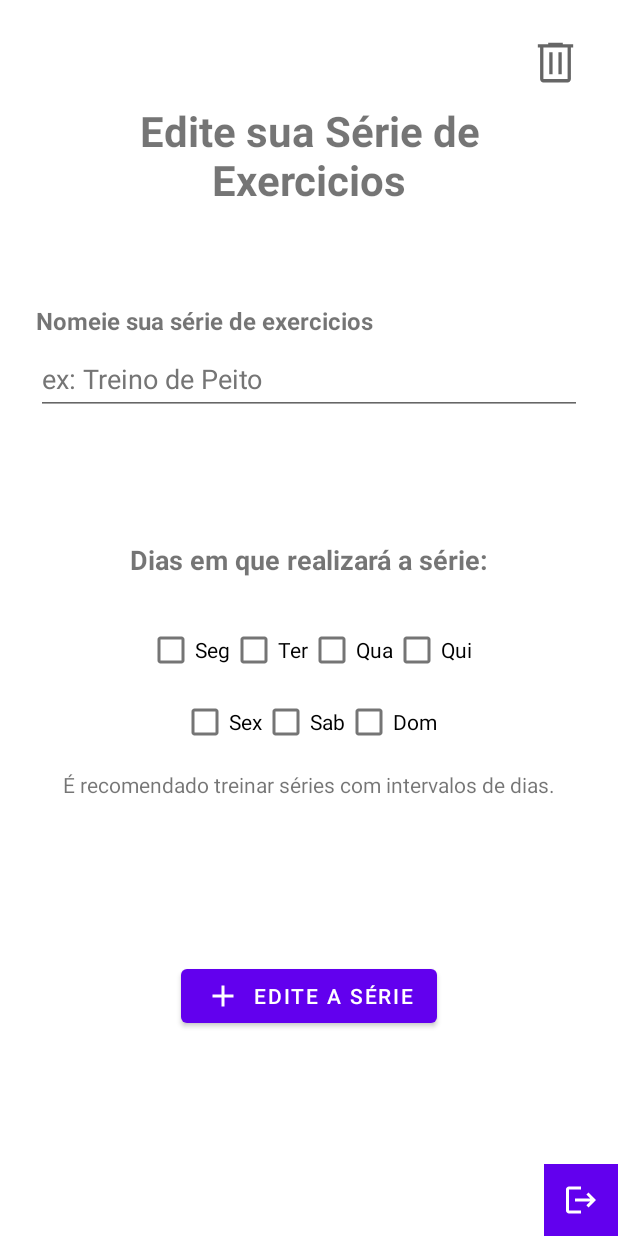
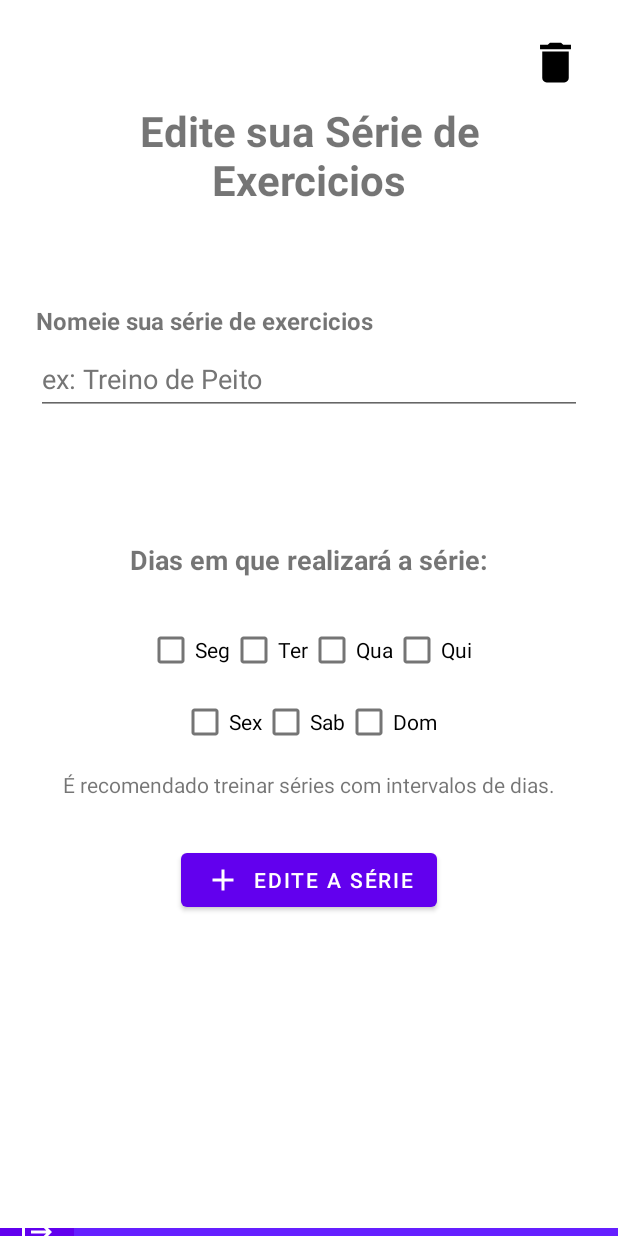
Before and after one commit to VicktorMS/gym_notes, an Android app: the EditDeleteSerieFragment screen opened through its navigation route, on a phone screen of 412 x 824 dp. Run offline under Robolectric (Android 15) with nearby library versions, the phone set to English and light mode, and no system bars; our stand-ins replace AdMob, Firebase (no records; nobody signed in at launch, a user with empty details on screens opened directly).

Commit message:
Serie Edit e Delete, Banner e Layouts corrigidos

```diff
--- a/app/build.gradle
+++ b/app/build.gradle
@@ -55,6 +55,7 @@ dependencies {
     implementation 'androidx.lifecycle:lifecycle-livedata-ktx:2.5.1'
     implementation 'androidx.lifecycle:lifecycle-viewmodel-ktx:2.5.1'
     implementation 'com.google.android.gms:play-services-ads-lite:21.3.0'
+    implementation 'com.google.android.gms:play-services-ads:21.3.0'
     testImplementation 'junit:junit:4.13.2'
     androidTestImplementation 'androidx.test.ext:junit:1.1.3'
     androidTestImplementation 'androidx.test.espresso:espresso-core:3.4.0'
--- a/app/src/main/java/br/edu/infnet/myapplication/ui/home/EditDeleteSerieFragment.kt
+++ b/app/src/main/java/br/edu/infnet/myapplication/ui/home/EditDeleteSerieFragment.kt
@@ -5,17 +5,124 @@ import androidx.fragment.app.Fragment
 import android.view.LayoutInflater
 import android.view.View
 import android.view.ViewGroup
+import androidx.fragment.app.activityViewModels
 import br.edu.infnet.myapplication.R
+import br.edu.infnet.myapplication.data.models.Serie
+import br.edu.infnet.myapplication.databinding.FragmentEditDeleteSerieBinding
+import br.edu.infnet.myapplication.ui.home.viewmodel.HomeSerieViewModel
+import br.edu.infnet.myapplication.utils.getTextInput
+import br.edu.infnet.myapplication.utils.nav
+import br.edu.infnet.myapplication.utils.navUp
 
 class EditDeleteSerieFragment : Fragment() {
 
 
+    val viewModel: HomeSerieViewModel by activityViewModels()
+
+    private var _binding: FragmentEditDeleteSerieBinding? = null
+    // This property is only valid between onCreateView and
+    // onDestroyView.
+    private val binding get() = _binding!!
+
     override fun onCreateView(
-        inflater: LayoutInflater, container: ViewGroup?,
+        inflater: LayoutInflater,
+        container: ViewGroup?,
         savedInstanceState: Bundle?
     ): View? {
-        // Inflate the layout for this fragment
-        return inflater.inflate(R.layout.fragment_edit_delete_serie, container, false)
+        _binding = FragmentEditDeleteSerieBinding.inflate(inflater, container, false)
+        val view = binding.root
+        setup()
+
+        return view
     }
 
+    private fun setup() {
+        setupObservers()
+        setOnClickListeners()
+    }
+
+    private fun setOnClickListeners() {
+        binding.buttonEditDeleteSerie.setOnClickListener{
+            updateSerie()
+            navToHome()
+        }
+
+        binding.imageViewDeleteSerie.setOnClickListener {
+           onClickDelete()
+        }
+    }
+
+
+
+    private fun onClickDelete() {
+        binding.imageViewDeleteSerie.setOnClickListener {
+            viewModel.selectedSerieId.observe(viewLifecycleOwner){
+                viewModel.deleteSerie(it.id)
+                navToHome()
+            }
+        }
+    }
+
+
+    private fun updateSerie() {
+        val serie = getSerieFromInputs()
+        viewModel.updateSerie(serie)
+    }
+
+    private fun setupObservers() {
+        viewModel.selectedSerieId.observe(viewLifecycleOwner){
+            binding.apply {
+                editTextEditDeleteNomeSerie.setText(it.nome)
+                TextviewEditDeleteTip.text = "Dias Antigos: " + it.dia
+            }
+        }
+    }
+
+
+
+    fun getSerieFromInputs(): Serie{
+        binding.apply {
+            val dias = getDiasFromCheckboxs()
+            return Serie(
+                nomeSerie = getTextInput(editTextEditDeleteNomeSerie),
+                diaSerie = dias
+            )
+        }
+    }
+
+    private fun getDiasFromCheckboxs(): String {
+        var diasLista: MutableList<String> = mutableListOf()
+        binding.apply {
+            if (checkBoxEditDeleteSeg.isChecked){
+                diasLista.add("Seg")
+            }
+            if (checkBoxEditDeleteTer.isChecked){
+                diasLista.add("Ter")
+            }
+            if (checkBoxEditDeleteQua.isChecked){
+                diasLista.add("Qua")
+            }
+            if (checkBoxEditDeleteQui.isChecked){
+                diasLista.add("Qui")
+            }
+            if (checkBoxEditDeleteSex.isChecked){
+                diasLista.add("Sex")
+            }
+            if (checkBoxEditDeleteSab.isChecked){
+                diasLista.add("Sab")
+            }
+            if (checkBoxEditDeleteDom.isChecked){
+                diasLista.add("Dom")
+            }
+        }
+        val stringDias = diasLista.joinToString(prefix = "", postfix = "", separator = ", ")
+        return stringDias
+    }
+
+    private fun navToHome() {
+        navUp()
+        navUp()
+    }
+
+
 }
--- a/app/src/main/java/br/edu/infnet/myapplication/ui/home/SerieFragment.kt
+++ b/app/src/main/java/br/edu/infnet/myapplication/ui/home/SerieFragment.kt
@@ -43,7 +43,7 @@ class SerieFragment : Fragment() {
                 nav(R.id.action_serieFragment_to_cadastrarExercicioFragment)
             }
             imageViewEditSerie.setOnClickListener {
-                nav(R.id.)
+                nav(R.id.action_serieFragment_to_editDeleteSerieFragment)
             }
         }
     }
--- /dev/null
+++ b/app/src/main/java/br/edu/infnet/myapplication/ui/home/adapters/ExercicioInSerieAdapter.kt
@@ -0,0 +1 @@
+package br.edu.infnet.myapplication.ui.home.adapters
--- a/app/src/main/java/br/edu/infnet/myapplication/ui/home/viewmodel/HomeSerieViewModel.kt
+++ b/app/src/main/java/br/edu/infnet/myapplication/ui/home/viewmodel/HomeSerieViewModel.kt
@@ -179,7 +179,7 @@ class HomeSerieViewModel: ViewModel() {
         repository.updateSerie(selectedSerieId.value?.id, serie)
     }
 
-    fun deleteTurma(id: String) {
+    fun deleteSerie(id: String) {
         repository.deleteSerie(id)
     }
 
--- /dev/null
+++ b/app/src/main/res/drawable/ic_baseline_delete_24.xml
@@ -0,0 +1,5 @@
+<vector android:height="24dp" android:tint="#000000"
+    android:viewportHeight="24" android:viewportWidth="24"
+    android:width="24dp" xmlns:android="http://schemas.android.com/apk/res/android">
+    <path android:fillColor="@android:color/white" android:pathData="M6,19c0,1.1 0.9,2 2,2h8c1.1,0 2,-0.9 2,-2V7H6v12zM19,4h-3.5l-1,-1h-5l-1,1H5v2h14V4z"/>
+</vector>
--- a/app/src/main/res/layout/activity_main.xml
+++ b/app/src/main/res/layout/activity_main.xml
@@ -8,6 +8,37 @@
     tools:context=".ui.home.HomeActivity">
 
 
+    <LinearLayout
+        android:id="@+id/linearLayout"
+        android:layout_width="0dp"
+        android:layout_height="wrap_content"
+        android:background="#651FFF"
+        android:orientation="horizontal"
+        app:layout_constraintBottom_toBottomOf="parent"
+        app:layout_constraintEnd_toEndOf="parent"
+        app:layout_constraintStart_toStartOf="parent">
+
+        <ImageButton
+            android:id="@+id/log_out_button"
+            android:layout_width="wrap_content"
+            android:layout_height="match_parent"
+            android:background="@color/purple_500"
+            android:contentDescription="@string/logout"
+            android:minWidth="49dp"
+            android:minHeight="48dp"
+            app:srcCompat="@drawable/ic_baseline_logout_24" />
+
+        <com.google.android.gms.ads.AdView
+            android:id="@+id/adView"
+            android:layout_width="wrap_content"
+            android:layout_height="wrap_content"
+            android:layout_alignParentBottom="true"
+            android:layout_centerHorizontal="true"
+            android:layout_marginTop="5dp"
+            app:adSize="BANNER"
+            app:adUnitId="ca-app-pub-3940256099942544/6300978111"></com.google.android.gms.ads.AdView>
+    </LinearLayout>
+
     <androidx.fragment.app.FragmentContainerView
         android:id="@+id/nav_main_fragment"
         android:name="androidx.navigation.fragment.NavHostFragment"
@@ -15,39 +46,11 @@
         android:layout_height="0dp"
         android:layout_margin="8dp"
         app:defaultNavHost="true"
+        app:layout_constraintBottom_toTopOf="@+id/linearLayout"
         app:layout_constraintEnd_toEndOf="parent"
-        app:layout_constraintHorizontal_bias="0.5"
         app:layout_constraintStart_toStartOf="parent"
         app:layout_constraintTop_toTopOf="parent"
-        app:layout_constraintBottom_toTopOf="@id/adView"
         app:navGraph="@navigation/main_navigation" />
-
-    <com.google.android.gms.ads.AdView
-        xmlns:ads="http://schemas.android.com/apk/res-auto"
-        android:id="@+id/adView"
-        android:layout_width="wrap_content"
-        android:layout_height="wrap_content"
-        android:layout_centerHorizontal="true"
-        android:layout_alignParentBottom="true"
-        ads:adSize="BANNER"
-        ads:adUnitId="ca-app-pub-3940256099942544/6300978111"
-        ads:layout_constraintBottom_toBottomOf="parent"
-        ads:layout_constraintStart_toStartOf="parent"
-        ads:layout_constraintEnd_toEndOf="parent"
-        android:layout_marginTop="5dp">
-    </com.google.android.gms.ads.AdView>
-
-    <ImageButton
-        android:id="@+id/log_out_button"
-        android:layout_width="wrap_content"
-        android:layout_height="wrap_content"
-        android:background="@color/purple_500"
-        android:contentDescription="@string/logout"
-        android:minWidth="49dp"
-        android:minHeight="48dp"
-        app:layout_constraintBottom_toBottomOf="parent"
-        app:layout_constraintEnd_toEndOf="parent"
-        app:srcCompat="@drawable/ic_baseline_logout_24" />
 
 
 </androidx.constraintlayout.widget.ConstraintLayout>
--- a/app/src/main/res/layout/fragment_edit_delete_serie.xml
+++ b/app/src/main/res/layout/fragment_edit_delete_serie.xml
@@ -12,7 +12,7 @@
         android:layout_height="35dp"
         android:layout_marginTop="16dp"
         android:layout_marginEnd="16dp"
-        android:src="@drawable/ic_remover"
+        android:src="@drawable/ic_baseline_delete_24"
         android:contentDescription="@string/bot_o_de_excluir_serie"
         app:layout_constraintEnd_toEndOf="parent"
         app:layout_constraintTop_toTopOf="parent" />
@@ -153,12 +153,11 @@
         android:id="@+id/buttonEditDeleteSerie"
         android:layout_width="wrap_content"
         android:layout_height="wrap_content"
-        android:layout_marginBottom="128dp"
+        android:layout_marginTop="30dp"
         android:text="@string/edite_a_serie"
         app:icon="@drawable/ic_baseline_add_24"
-        app:layout_constraintTop_toBottomOf="@id/textViewTip"
-        app:layout_constraintBottom_toBottomOf="parent"
         app:layout_constraintEnd_toEndOf="parent"
-        app:layout_constraintStart_toStartOf="parent" />
+        app:layout_constraintStart_toStartOf="parent"
+        app:layout_constraintTop_toBottomOf="@+id/TextviewEditDeleteTip" />
 
 </androidx.constraintlayout.widget.ConstraintLayout>
--- a/app/src/main/res/layout/fragment_home.xml
+++ b/app/src/main/res/layout/fragment_home.xml
@@ -22,9 +22,9 @@
         android:id="@+id/rv_series"
         android:layout_width="0dp"
         android:layout_height="wrap_content"
-        android:layout_margin="8dp"
+        android:layout_margin="0dp"
+        android:layout_marginTop="24dp"
         app:layout_constraintEnd_toEndOf="parent"
-        app:layout_constraintHorizontal_bias="0.5"
         app:layout_constraintStart_toStartOf="parent"
         app:layout_constraintTop_toTopOf="parent"
         tools:listitem="@layout/serie_list_item" />
--- a/app/src/main/res/navigation/main_navigation.xml
+++ b/app/src/main/res/navigation/main_navigation.xml
@@ -51,5 +51,9 @@
         android:id="@+id/editDeleteSerieFragment"
         android:name="br.edu.infnet.myapplication.ui.home.EditDeleteSerieFragment"
         android:label="fragment_edit_delete_serie"
-        tools:layout="@layout/fragment_edit_delete_serie" />
+        tools:layout="@layout/fragment_edit_delete_serie" >
+        <action
+            android:id="@+id/action_editDeleteSerieFragment_to_homeFragment"
+            app:destination="@id/homeFragment" />
+    </fragment>
 </navigation>
```
Also changed, not shown: app/src/main/res/layout/fragment_cadastrar_exercicio.xml (+3 -4 lines), app/src/main/res/layout/fragment_cadastrar_serie.xml (+3 -5 lines).
